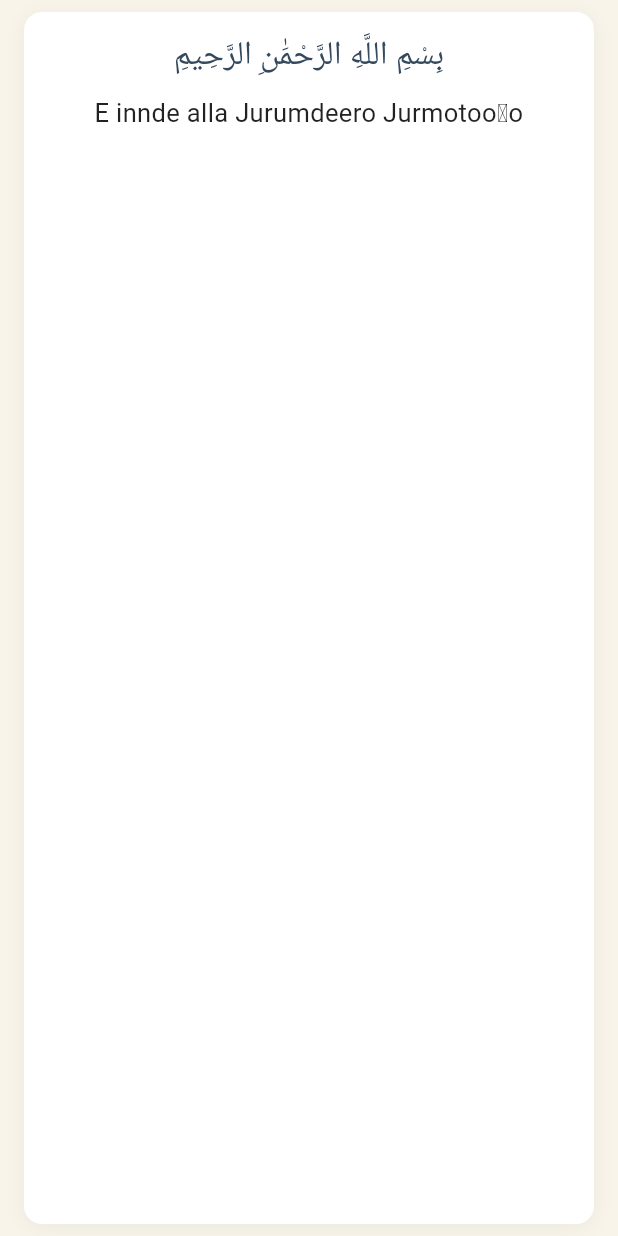
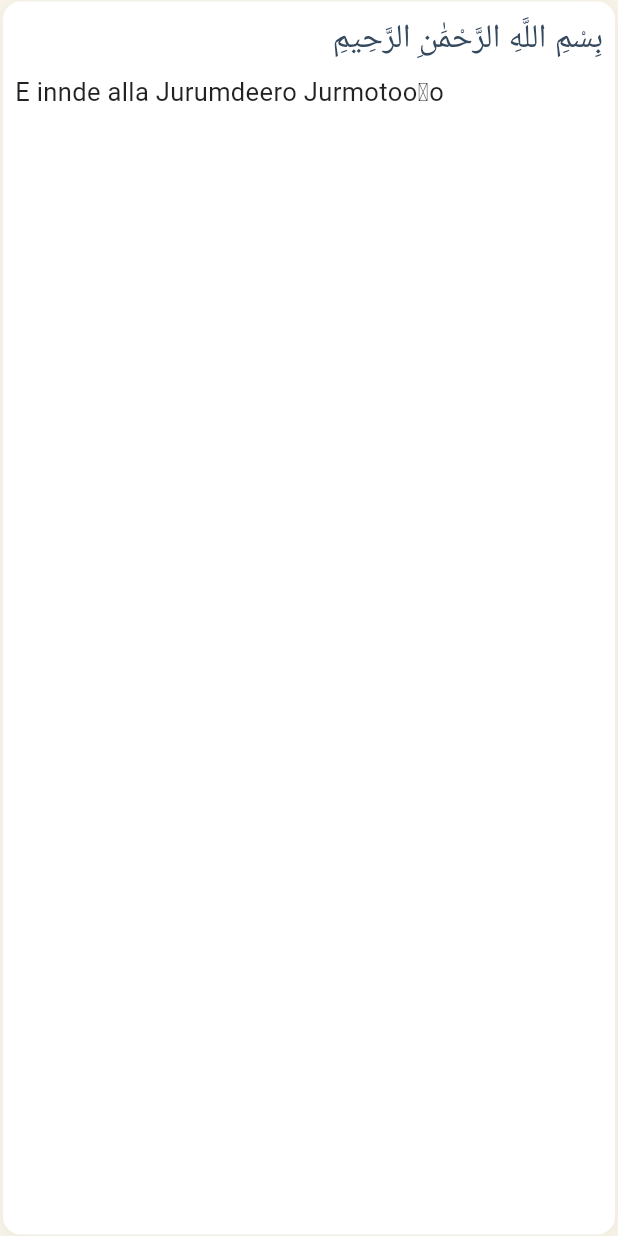
Before and after one commit to kawkumputer/quraan-pulaar-flutter, a Flutter app: the VerseCard widget shown alone on an empty page, opened directly, on a phone screen of 412 x 824 dp. Run offline on Flutter 3.47's test engine with Material 3 defaults, Android fonts, the phone set to English and light mode, and no system bars; our stand-ins replace cloud_firestore, connectivity_plus, device_info_plus, dio, firebase_core, get and 4 more; accounts and stored records are empty; generated files the repository leaves out were written again; Roboto replaces fonts that are missing (Uthmani); project files that could hold a hidden picture were left out.

Commit message:
Improve surah content design

```diff
--- a/lib/features/home/widgets/daily_verse_widget.dart
+++ b/lib/features/home/widgets/daily_verse_widget.dart
@@ -242,9 +242,9 @@ Ummoraade e Quraan Pulaar''';
                   children: [
                     Text(
                       _dailyVerse.value['verse'] ?? '',
-                      textAlign: TextAlign.center,
+                      textAlign: TextAlign.right,
                       style: const TextStyle(
-                        fontSize: 24,
+                        fontSize: 22,
                         height: 1.5,
                         color: Colors.white,
                       ),
@@ -252,7 +252,7 @@ Ummoraade e Quraan Pulaar''';
                     const SizedBox(height: 12),
                     Text(
                       _dailyVerse.value['translation'] ?? '',
-                      textAlign: TextAlign.center,
+                      textAlign: TextAlign.left,
                       style: const TextStyle(
                         fontSize: 16,
                         height: 1.5,
--- a/lib/features/surah/widgets/verse_card.dart
+++ b/lib/features/surah/widgets/verse_card.dart
@@ -19,8 +19,8 @@ class VerseCard extends StatelessWidget {
 
     return AnimatedContainer(
       duration: const Duration(milliseconds: 300),
-      margin: const EdgeInsets.symmetric(horizontal: 16, vertical: 8),
-      padding: const EdgeInsets.all(12),
+      margin: const EdgeInsets.symmetric(horizontal: 2, vertical: 1),
+      padding: const EdgeInsets.all(8),
       decoration: BoxDecoration(
         color: isCurrentVerse
             ? Theme.of(context).primaryColor.withOpacity(0.1)
@@ -58,14 +58,14 @@ class VerseCard extends StatelessWidget {
                     ),
                   ),
                 ),
-                const SizedBox(width: 8),
+                const SizedBox(width: 4),
               ],
             ),
-            const SizedBox(height: 8),
+            const SizedBox(height: 2),
           ],
           Text(
             verse.arabic,
-            textAlign: TextAlign.center,
+            textAlign: TextAlign.right,
             style: const TextStyle(
               fontSize: 22,
               height: 1.5,
@@ -73,13 +73,13 @@ class VerseCard extends StatelessWidget {
             ),
           ),
           if (verse.pulaar.isNotEmpty) ...[
-            const SizedBox(height: 8),
+            const SizedBox(height: 6),
             Text(
               verse.pulaar,
-              textAlign: TextAlign.center,
+              textAlign: TextAlign.left,
               style: const TextStyle(
                 fontSize: 17,
-                height: 1.5,
+                height: 1.4,
                 color: Colors.black87,
                 fontWeight: FontWeight.w400,
               ),
```
